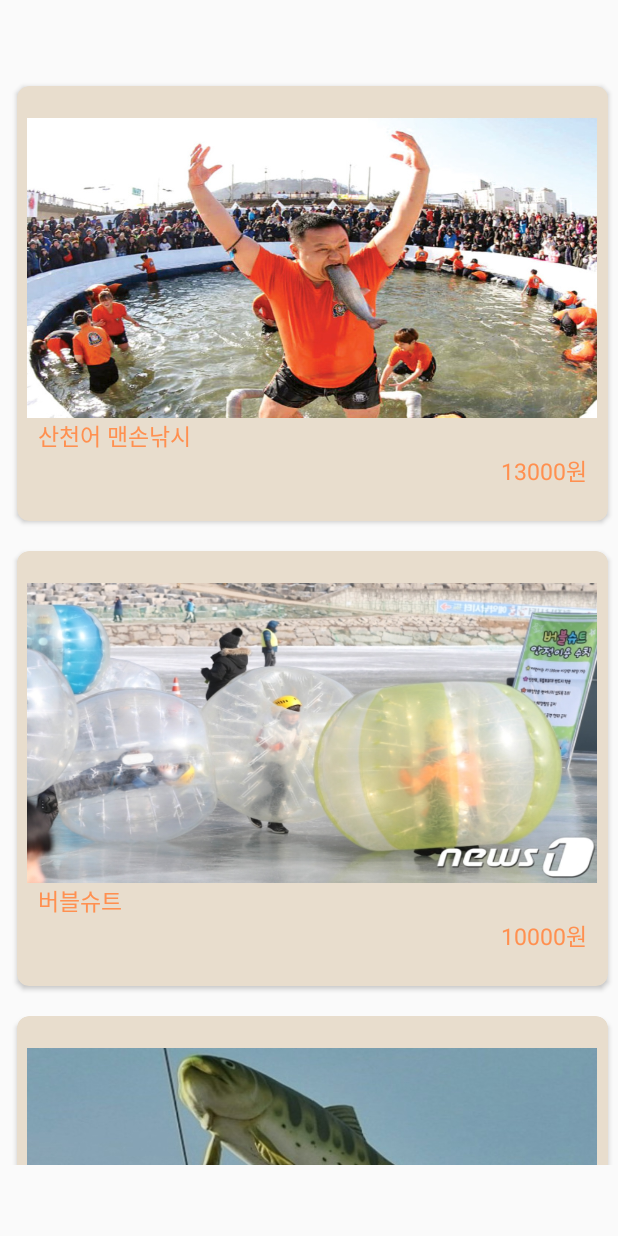
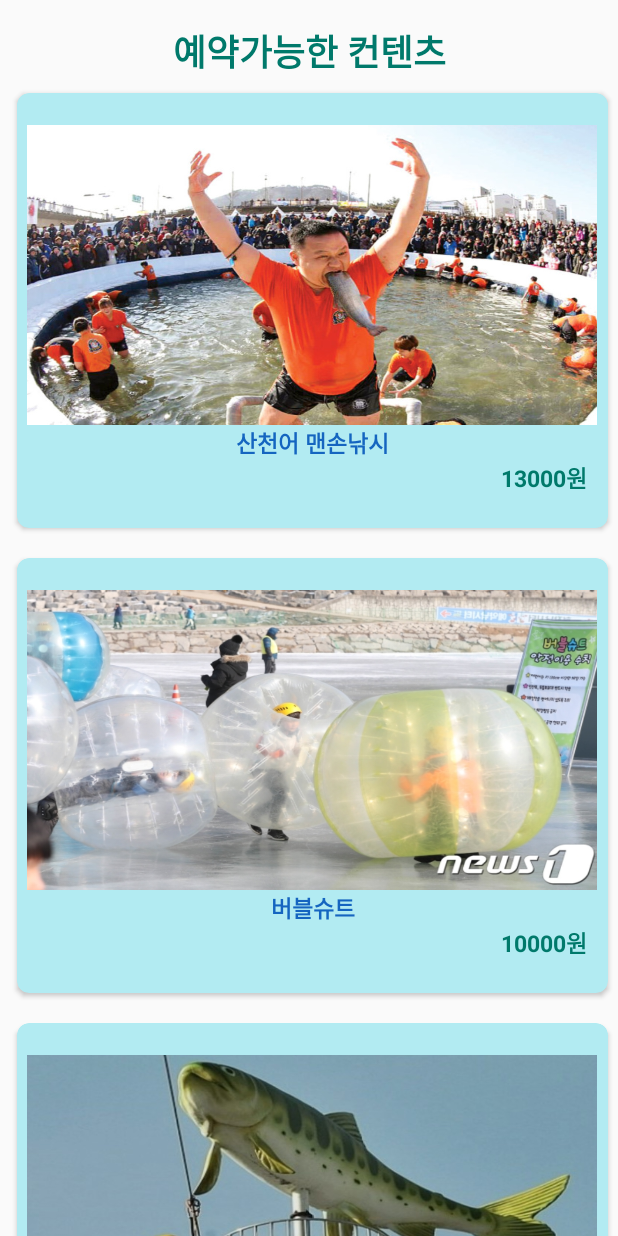
Before and after one commit to usbledv3/KocoaProject, an Android app: the FespassActivity screen opened directly, with no data from a screen before it, on a phone screen of 412 x 824 dp. Run offline under Robolectric (Android 15) with nearby library versions, the phone set to English and light mode, and no system bars.

Commit message:
마커 수정, 사전예약 수정

```diff
--- a/app/src/main/java/lx/com/kocoa/MapActivity.kt
+++ b/app/src/main/java/lx/com/kocoa/MapActivity.kt
@@ -41,6 +41,8 @@ class MapActivity : AppCompatActivity(), OnMapReadyCallback {
         naverMap.setLayerGroupEnabled(NaverMap.LAYER_GROUP_TRAFFIC, true)
         val marker1 = Marker()
         marker1.position = LatLng(38.1061548, 127.7029062)
+        marker1.icon = MarkerIcons.BLACK
+        marker1.iconTintColor = Color.BLUE
         marker1.captionText = "실내얼음조각광장"
         marker1.map = naverMap
         val marker2 = Marker()
@@ -55,10 +57,14 @@ class MapActivity : AppCompatActivity(), OnMapReadyCallback {
         marker3.map = naverMap
         val marker4 = Marker()
         marker4.position = LatLng(38.111592, 127.708927)
+        marker4.icon = MarkerIcons.BLACK
+        marker4.iconTintColor = Color.YELLOW
         marker4.captionText = "맨손낚시"
         marker4.map = naverMap
         val marker5 = Marker()
         marker5.position = LatLng(38.103809, 127.707114)
+        marker5.icon = MarkerIcons.BLACK
+        marker5.iconTintColor = Color.YELLOW
         marker5.captionText = "선등거리"
         marker5.map = naverMap
         val marker6 = Marker()
--- a/app/src/main/java/lx/com/kocoa/PassBookingActivity.kt
+++ b/app/src/main/java/lx/com/kocoa/PassBookingActivity.kt
@@ -3,6 +3,7 @@ package lx.com.kocoa
 import androidx.appcompat.app.AppCompatActivity
 import android.os.Bundle
 import android.widget.SeekBar
+import android.widget.Toast
 import lx.com.kocoa.databinding.ActivityMainBinding
 import lx.com.kocoa.databinding.ActivityPassBookingBinding
 
@@ -18,6 +19,7 @@ class PassBookingActivity : AppCompatActivity() {
             this.picture?.let { binding.bookingimageView.setImageResource(it) }
         }
         binding.bookbutton.setOnClickListener {
+            showToast("${binding.bookname.text}가(이) ${binding.sbCount.text} 예약되었습니다.")
             finish()
         }
         binding.radiogroup.setOnCheckedChangeListener { radioGroup, i ->
@@ -47,4 +49,7 @@ class PassBookingActivity : AppCompatActivity() {
 
         })
     }
+    fun showToast(message:String) {
+        Toast.makeText(this, message, Toast.LENGTH_LONG).show()
+    }
 }
--- a/app/src/main/res/layout/activity_fespass.xml
+++ b/app/src/main/res/layout/activity_fespass.xml
@@ -6,12 +6,25 @@
     android:layout_height="match_parent"
     tools:context=".FespassActivity">
 
+    <TextView
+        android:id="@+id/textView2"
+        android:layout_width="wrap_content"
+        android:layout_height="wrap_content"
+        android:layout_marginTop="16dp"
+        android:text="예약가능한 컨텐츠"
+        android:textColor="#00796B"
+        android:textSize="24sp"
+        android:textStyle="bold"
+        app:layout_constraintEnd_toEndOf="parent"
+        app:layout_constraintStart_toStartOf="parent"
+        app:layout_constraintTop_toTopOf="parent" />
+
     <androidx.recyclerview.widget.RecyclerView
         android:id="@+id/fespassList"
         android:layout_width="409dp"
-        android:layout_height="729dp"
+        android:layout_height="0dp"
         app:layout_constraintBottom_toBottomOf="parent"
         app:layout_constraintEnd_toEndOf="parent"
         app:layout_constraintStart_toStartOf="parent"
-        app:layout_constraintTop_toTopOf="parent" />
+        app:layout_constraintTop_toBottomOf="@+id/textView2" />
 </androidx.constraintlayout.widget.ConstraintLayout>
--- a/app/src/main/res/layout/activity_route.xml
+++ b/app/src/main/res/layout/activity_route.xml
@@ -20,7 +20,7 @@
         android:id="@+id/button13"
         android:layout_width="wrap_content"
         android:layout_height="wrap_content"
-        android:background="#ff9050"
+        android:background="#64B5F6"
         android:text="경로정보"
         android:textColor="@color/white"
         android:textSize="16sp"
--- a/app/src/main/res/layout/pass_item.xml
+++ b/app/src/main/res/layout/pass_item.xml
@@ -10,7 +10,7 @@
         android:layout_height="290dp"
         android:layout_gravity="center"
         android:layout_margin="10dp"
-        android:backgroundTint="#E8DDCD"
+        android:backgroundTint="#B2EBF2"
         app:cardCornerRadius="8dp"
         app:contentPadding="4dp">
 
@@ -41,11 +41,12 @@
                         android:id="@+id/nameOutput"
                         android:layout_width="wrap_content"
                         android:layout_height="wrap_content"
-                        android:layout_marginStart="10dp"
                         android:text="클래스 이름"
-                        android:textColor="#ff9050"
+                        android:textColor="#1565C0"
                         android:textSize="15sp"
+                        android:textStyle="bold"
                         app:layout_constraintBottom_toBottomOf="parent"
+                        app:layout_constraintEnd_toEndOf="parent"
                         app:layout_constraintStart_toStartOf="parent"
                         app:layout_constraintTop_toTopOf="parent" />
 
@@ -58,8 +59,9 @@
                     android:layout_gravity="end"
                     android:layout_marginRight="10dp"
                     android:text="가격"
-                    android:textColor="#ff9050"
-                    android:textSize="15sp" />
+                    android:textColor="#00796B"
+                    android:textSize="15sp"
+                    android:textStyle="bold" />
 
             </LinearLayout>
         </LinearLayout>
```
Also changed, not shown: app/src/main/res/layout/activity_pass_booking.xml (+4 -5 lines), app/src/main/res/layout/activity_sancheonu.xml (+11 -11 lines).
